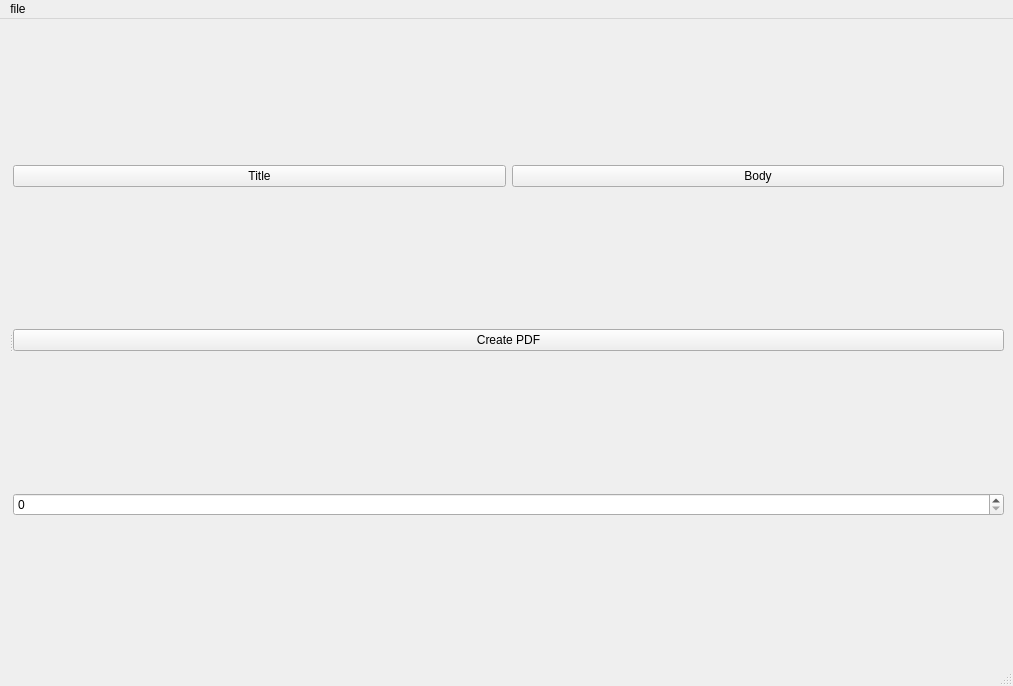
First picture: the form in mainwindow.ui, repository thgier/PotatoPresenter, before the edit.
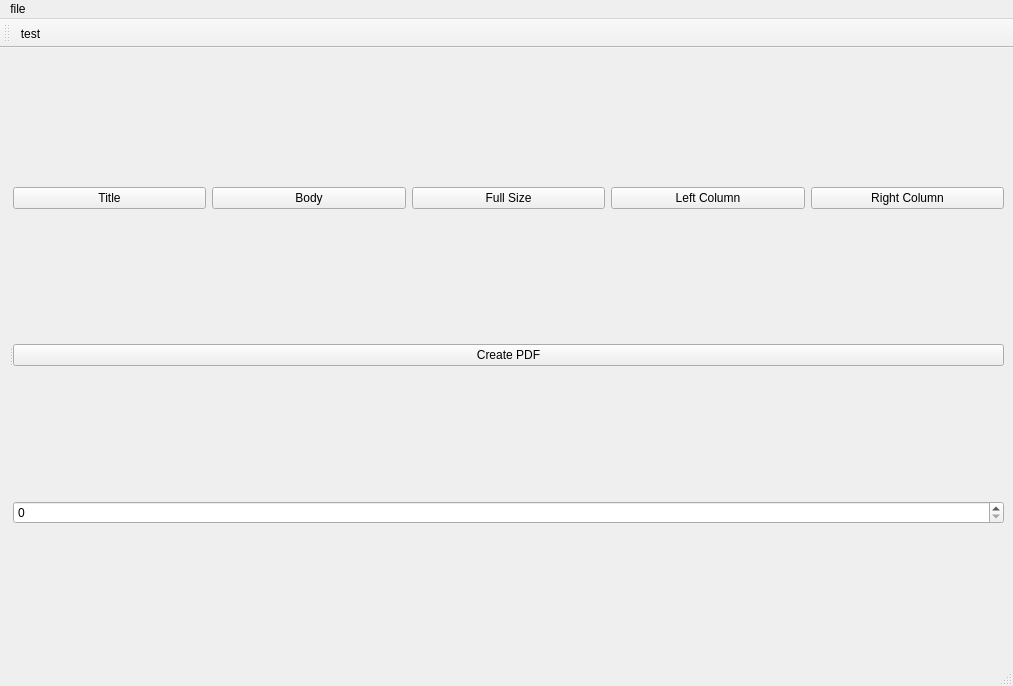
Second picture: the form after the edit.

Commit message: add scale on one side, double klick to get another box, layout buttons

The edit to the form file:
```diff
--- a/mainwindow.ui
+++ b/mainwindow.ui
@@ -44,6 +44,27 @@
             </property>
            </widget>
           </item>
+          <item>
+           <widget class="QPushButton" name="layoutFull">
+            <property name="text">
+             <string>Full Size</string>
+            </property>
+           </widget>
+          </item>
+          <item>
+           <widget class="QPushButton" name="layoutLeft">
+            <property name="text">
+             <string>Left Column</string>
+            </property>
+           </widget>
+          </item>
+          <item>
+           <widget class="QPushButton" name="layoutRight">
+            <property name="text">
+             <string>Right Column</string>
+            </property>
+           </widget>
+          </item>
          </layout>
         </item>
         <item>
@@ -80,11 +101,28 @@
    <addaction name="menufile"/>
   </widget>
   <widget class="QStatusBar" name="statusbar"/>
+  <widget class="QToolBar" name="toolBar">
+   <property name="windowTitle">
+    <string>toolBar</string>
+   </property>
+   <attribute name="toolBarArea">
+    <enum>TopToolBarArea</enum>
+   </attribute>
+   <attribute name="toolBarBreak">
+    <bool>false</bool>
+   </attribute>
+   <addaction name="actiontest"/>
+  </widget>
   <action name="actionsave">
    <property name="text">
     <string>save</string>
    </property>
   </action>
+  <action name="actiontest">
+   <property name="text">
+    <string>test</string>
+   </property>
+  </action>
  </widget>
  <resources/>
  <connections/>
```
Left out of the diff: 2 changed lines with no effect on the pictures. The commit also changes 11 other files.
